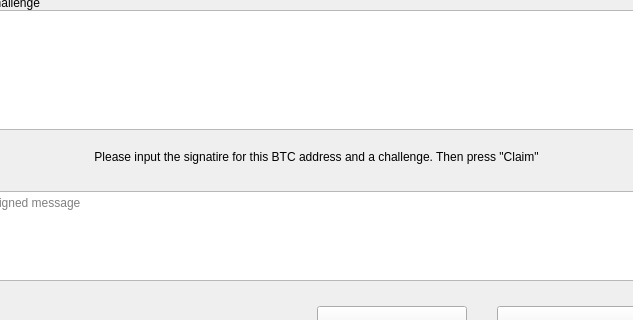
Before: the Qt Designer form windows/m_airdropforbtc.ui in 0xkobe/mwc-wallet, drawn with Qt 5; both pictures show x 108 to 741 and y 166 to 486 of the 849 by 625 pixel window.
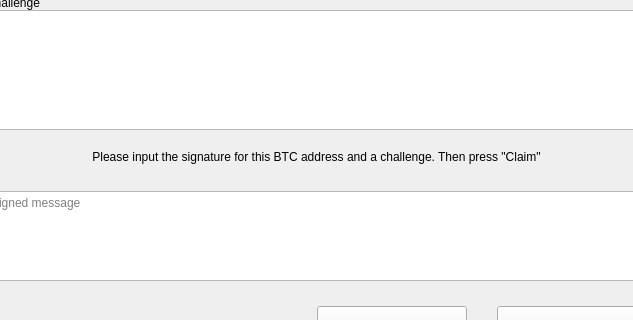
After: the same form once the commit is applied. Custom widgets are drawn as their Qt base class.

Commit message: https://github.com/mwcproject/mwc-qt-wallet/issues/123

```diff
--- a/windows/m_airdropforbtc.ui
+++ b/windows/m_airdropforbtc.ui
@@ -180,7 +180,7 @@
 &lt;html&gt;&lt;head&gt;&lt;meta name=&quot;qrichtext&quot; content=&quot;1&quot; /&gt;&lt;style type=&quot;text/css&quot;&gt;
 p, li { white-space: pre-wrap; }
 &lt;/style&gt;&lt;/head&gt;&lt;body style=&quot;line-height:150%;&quot;&gt;
-&lt;p&gt;Please input the signatire for this BTC address and a challenge. Then press &amp;quot;Claim&amp;quot;&lt;/p&gt;&lt;/body&gt;&lt;/html&gt;
+&lt;p&gt;Please input the signature for this BTC address and a challenge. Then press &amp;quot;Claim&amp;quot;&lt;/p&gt;&lt;/body&gt;&lt;/html&gt;
 
 </string>
            </property>
```
